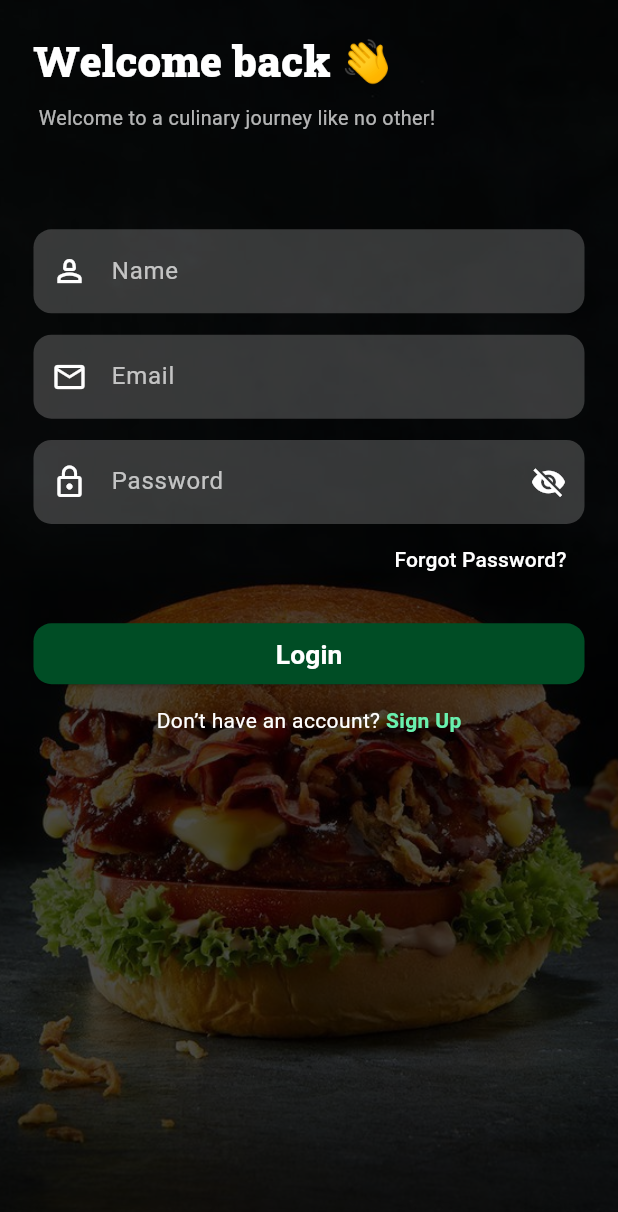
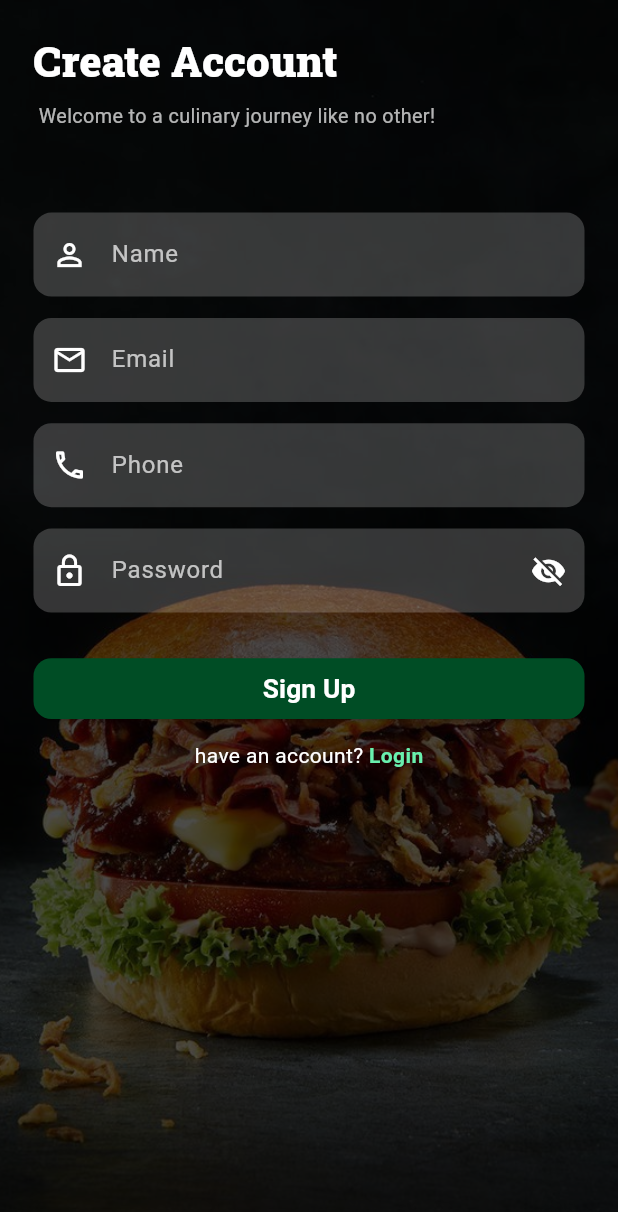
Before and after one commit to YassineDvP25/hungry, a Flutter app: the screen it shows after launch, on a phone screen of 412 x 824 dp. Shown: the top 1212 px of the screen. Run offline on Flutter 3.47's test engine with Material 3 defaults, Android fonts, the phone set to English and light mode, and no system bars; our stand-ins replace bloc, dio, flutter_bloc, flutter_screenutil, flutter_spinkit, flutter_svg and 2 more; accounts and stored records are empty.

Commit message:
feat(auth): implement sign-up cubit and update routing + UI components

```diff
--- a/lib/core/routes/app_router.dart
+++ b/lib/core/routes/app_router.dart
@@ -3,7 +3,8 @@ import 'package:flutter_bloc/flutter_bloc.dart';
 import 'package:hungry/core/routes/routes.dart';
 import 'package:hungry/features/auth/login/cubit/login_cubit.dart';
 import 'package:hungry/features/auth/login/view/login_screen.dart';
-import 'package:hungry/features/auth/view/sign_up_screen.dart';
+import 'package:hungry/features/auth/sign_up/cubit/sign_up_cubit.dart';
+import 'package:hungry/features/auth/sign_up/view/sign_up_screen.dart';
 import 'package:hungry/features/cart/view/cart_screen.dart';
 import 'package:hungry/features/checkout/view/checkout_screen.dart';
 import 'package:hungry/features/home/view/home_screen.dart';
@@ -26,7 +27,13 @@ class AppRouter {
               ),
         );
       case Routes.signUpScreen:
-        return MaterialPageRoute(builder: (_) => SignUpScreen());
+        return MaterialPageRoute(
+          builder:
+              (_) => BlocProvider(
+                create: (context) => SignUpCubit(),
+                child: SignUpScreen(),
+              ),
+        );
       case Routes.appRoute:
         return MaterialPageRoute(builder: (_) => AppRoute());
       case Routes.homeScreen:
--- /dev/null
+++ b/lib/features/auth/components/auth_button.dart
@@ -0,0 +1,33 @@
+import 'package:flutter/material.dart';
+import 'package:flutter_screenutil/flutter_screenutil.dart';
+
+class AuthButton extends StatelessWidget {
+  final void Function() onPressed;
+  final String text;
+  const AuthButton({super.key, required this.onPressed, required this.text});
+
+  @override
+  Widget build(BuildContext context) {
+    return SizedBox(
+      width: double.infinity,
+      height: 40.h,
+      child: ElevatedButton(
+        style: ElevatedButton.styleFrom(
+          backgroundColor: const Color(0xFF004D25),
+          shape: RoundedRectangleBorder(
+            borderRadius: BorderRadius.circular(12),
+          ),
+        ),
+        onPressed: onPressed,
+        child: Text(
+          text,
+          style: TextStyle(
+            fontSize: 16.sp,
+            fontWeight: FontWeight.bold,
+            color: Colors.white,
+          ),
+        ),
+      ),
+    );
+  }
+}
--- /dev/null
+++ b/lib/features/auth/sign_up/cubit/sign_up_state.dart
@@ -0,0 +1,12 @@
+part of 'sign_up_cubit.dart';
+
+@immutable
+sealed class SignUpState {}
+
+final class SignUpInitial extends SignUpState {}
+
+final class SignUpLoading extends SignUpState {}
+
+final class SignUpSuccess extends SignUpState {}
+
+final class SignUpFailure extends SignUpState {}
--- /dev/null
+++ b/lib/features/auth/sign_up/view/sign_up_screen.dart
@@ -0,0 +1,175 @@
+import 'package:flutter/material.dart';
+import 'package:flutter_bloc/flutter_bloc.dart';
+import 'package:flutter_screenutil/flutter_screenutil.dart';
+import 'package:flutter_spinkit/flutter_spinkit.dart';
+import 'package:gap/gap.dart';
+import 'package:hungry/core/routes/routes.dart';
+import 'package:hungry/core/utils/validators.dart';
+import 'package:hungry/features/auth/components/auth_button.dart';
+import 'package:hungry/features/auth/components/text_form_field.dart';
+import 'package:hungry/features/auth/components/top_bar.dart';
+import 'package:hungry/features/auth/sign_up/cubit/sign_up_cubit.dart';
+
+class SignUpScreen extends StatefulWidget {
+  const SignUpScreen({super.key});
+
+  @override
+  State<SignUpScreen> createState() => _SignUpScreenState();
+}
+
+class _SignUpScreenState extends State<SignUpScreen> {
+  bool _obscurePassword = true;
+
+  @override
+  Widget build(BuildContext context) {
+    return Scaffold(
+      body: Stack(
+        fit: StackFit.expand,
+        children: [
+          // Burger Background Image
+          Image.asset(
+            "assets/burger/burger12.jpeg", // ضع صورة الساندويتش هنا
+            fit: BoxFit.cover,
+          ),
+
+          Container(color: Colors.black.withValues(alpha: 0.7)),
+
+          /// auth
+          SafeArea(
+            child: SingleChildScrollView(
+              padding: const EdgeInsets.symmetric(horizontal: 22.0).r,
+              child: Column(
+                crossAxisAlignment: CrossAxisAlignment.start,
+                children: [
+                  Gap(20.h),
+                  TopBar(
+                    title: 'Create Account',
+                    subtitle: ' Welcome to a culinary journey like no other!',
+                  ),
+                  Gap(30.h),
+
+                  BlocBuilder<SignUpCubit, SignUpState>(
+                    builder: (context, state) {
+                      return Form(
+                        key: context.read<SignUpCubit>().formKey,
+                        child: Column(
+                          children: [
+                            // Name Field
+                            AuthTextFormField(
+                              controller:
+                                  context.read<SignUpCubit>().nameController,
+                              labelText: 'Name',
+                              icon: Icons.person_outline,
+                              validator: (value) {
+                                return nameValidation(value);
+                              },
+                              obscureText: false,
+                            ),
+                            Gap(14.h),
+                            // Email Field
+                            AuthTextFormField(
+                              controller:
+                                  context.read<SignUpCubit>().emailController,
+                              labelText: 'Email',
+                              icon: Icons.email_outlined,
+                              validator: (value) {
+                                return emailValidation(value);
+                              },
+                              obscureText: false,
+                            ),
+                            Gap(14.h),
+                            // Phone Field
+                            AuthTextFormField(
+                              controller:
+                                  context
+                                      .read<SignUpCubit>()
+                                      .phoneNumberController,
+                              labelText: 'Phone',
+                              icon: Icons.phone_outlined,
+                              validator: (value) {
+                                return phoneValidation(value);
+                              },
+                              obscureText: false,
+                            ),
+                            Gap(14.h),
+
+                            /// Pssword Field
+                            AuthTextFormField(
+                              controller:
+                                  context
+                                      .read<SignUpCubit>()
+                                      .passwordController,
+                              labelText: 'Password',
+                              icon: Icons.lock_outline,
+                              suffixIcon: IconButton(
+                                icon: Icon(
+                                  _obscurePassword
+                                      ? Icons.visibility_off
+                                      : Icons.visibility,
+                                  color: Colors.white,
+                                ),
+                                onPressed: () {
+                                  setState(() {
+                                    _obscurePassword = !_obscurePassword;
+                                  });
+                                },
+                              ),
+                              validator: (value) {
+                                return passwordValidation(value);
+                              },
+                              obscureText: _obscurePassword,
+                            ),
+                            Gap(30.h),
+                            state is SignUpLoading
+                                ? Center(
+                                  child: SpinKitFadingCircle(
+                                    color: Colors.teal,
+                                    size: 50.0,
+                                  ),
+                                )
+                                : AuthButton(
+                                  onPressed: () {
+                                    context.read<SignUpCubit>().signUp(context);
+                                  },
+                                  text: 'Sign Up',
+                                ),
+                          ],
+                        ),
+                      );
+                    },
+                  ),
+
+                  Gap(14),
+
+                  /// Sign Up Link
+                  Row(
+                    mainAxisAlignment: MainAxisAlignment.center,
+                    children: [
+                      const Text(
+                        "have an account? ",
+                        style: TextStyle(color: Colors.white),
+                      ),
+                      GestureDetector(
+                        onTap: () {
+                          Navigator.pushNamed(context, Routes.loginScreen);
+                        },
+                        child: const Text(
+                          "Login",
+                          style: TextStyle(
+                            color: Colors.greenAccent,
+                            fontWeight: FontWeight.bold,
+                          ),
+                        ),
+                      ),
+                    ],
+                  ),
+                  Gap(40.h),
+                ],
+              ),
+            ),
+          ),
+        ],
+      ),
+    );
+  }
+}
--- a/lib/hungry_app.dart
+++ b/lib/hungry_app.dart
@@ -17,7 +17,7 @@ class HungryApp extends StatelessWidget {
       designSize: Size(375, 812),
 
       child: MaterialApp(
-        initialRoute: Routes.loginScreen,
+        initialRoute: Routes.signUpScreen,
         routes: {
           Routes.homeScreen: (context) => HomeScreen(),
           Routes.cartScreen: (context) => CartScreen(),
```
Also changed, not shown: lib/features/auth/data/auth_repo.dart (+9 -2 lines), lib/features/auth/sign_up/cubit/sign_up_cubit.dart (added, +81 -0 lines), lib/features/auth/view/sign_up_screen.dart (deleted, +0 -177 lines).
